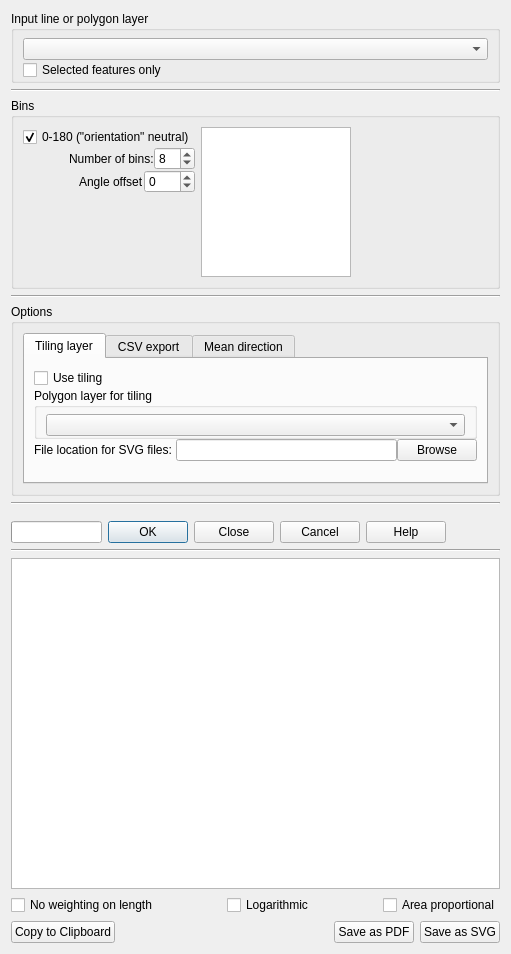
The window that linedirectionhistogram_dialog_base.ui (havatv/qgislinedirectionhistogramplugin) describes before a commit, drawn with Qt 5.
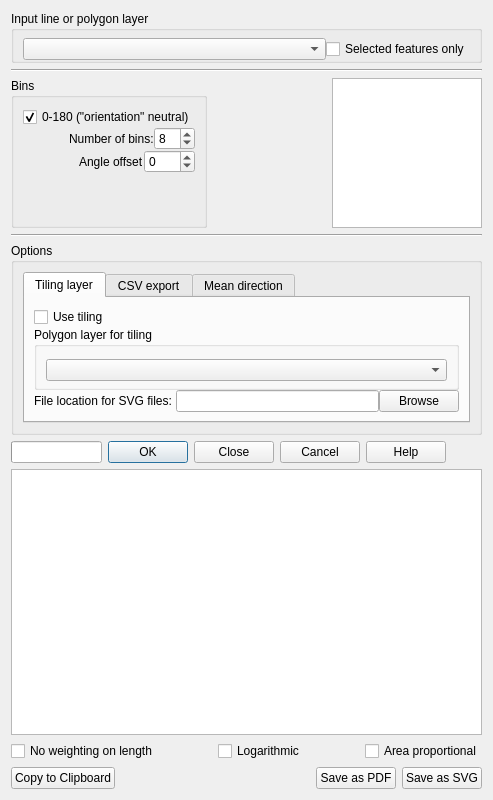
The same window after the commit.

Commit message: Fixed the user interface to make it work on smaller screens (#20) and updated to version 2.5

```diff
--- a/linedirectionhistogram_dialog_base.ui
+++ b/linedirectionhistogram_dialog_base.ui
@@ -6,8 +6,8 @@
    <rect>
     <x>0</x>
     <y>0</y>
-    <width>511</width>
-    <height>954</height>
+    <width>493</width>
+    <height>800</height>
    </rect>
   </property>
   <property name="windowTitle">
@@ -30,16 +30,33 @@
        <number>0</number>
       </property>
       <item>
-       <widget class="QComboBox" name="InputLayer"/>
+       <layout class="QHBoxLayout" name="horizontalLayout_10">
+        <item>
+         <widget class="QComboBox" name="InputLayer">
+          <property name="sizePolicy">
+           <sizepolicy hsizetype="Preferred" vsizetype="Fixed">
+            <horstretch>1</horstretch>
+            <verstretch>0</verstretch>
+           </sizepolicy>
+          </property>
+         </widget>
       </item>
       <item>
        <widget class="QCheckBox" name="selectedFeaturesCheckBox">
+          <property name="maximumSize">
+           <size>
+            <width>16777215</width>
+            <height>16777215</height>
+           </size>
+          </property>
         <property name="text">
          <string>Selected features only</string>
         </property>
        </widget>
       </item>
      </layout>
+      </item>
+     </layout>
     </widget>
    </item>
    <item>
@@ -50,14 +67,14 @@
     </widget>
    </item>
    <item>
+    <layout class="QHBoxLayout" name="horizontalLayout_11">
+     <item>
     <widget class="QGroupBox" name="groupBox_5">
      <property name="title">
       <string>Bins</string>
      </property>
      <layout class="QVBoxLayout" name="verticalLayout_7">
       <item>
-       <layout class="QHBoxLayout" name="horizontalLayout_3">
-        <item>
          <layout class="QVBoxLayout" name="verticalLayout_2">
           <property name="spacing">
            <number>0</number>
@@ -193,6 +210,22 @@
           </item>
          </layout>
         </item>
+       </layout>
+      </widget>
+     </item>
+     <item>
+      <spacer name="horizontalSpacer_3">
+       <property name="orientation">
+        <enum>Qt::Horizontal</enum>
+       </property>
+       <property name="sizeHint" stdset="0">
+        <size>
+         <width>10000</width>
+         <height>20</height>
+        </size>
+       </property>
+      </spacer>
+     </item>
         <item>
          <widget class="QGraphicsView" name="setupGraphicsView">
           <property name="sizePolicy">
@@ -221,23 +254,7 @@
           </property>
          </widget>
         </item>
-        <item>
-         <spacer name="horizontalSpacer_3">
-          <property name="orientation">
-           <enum>Qt::Horizontal</enum>
-          </property>
-          <property name="sizeHint" stdset="0">
-           <size>
-            <width>10000</width>
-            <height>20</height>
-           </size>
-          </property>
-         </spacer>
-        </item>
-       </layout>
-      </item>
-     </layout>
-    </widget>
+    </layout>
    </item>
    <item>
     <widget class="Line" name="line_3">
@@ -344,19 +361,6 @@
             </item>
            </layout>
           </item>
-          <item>
-           <spacer name="verticalSpacer_4">
-            <property name="orientation">
-             <enum>Qt::Vertical</enum>
-            </property>
-            <property name="sizeHint" stdset="0">
-             <size>
-              <width>20</width>
-              <height>10</height>
-             </size>
-            </property>
-           </spacer>
-          </item>
          </layout>
          <zorder></zorder>
          <zorder>verticalSpacer_4</zorder>
@@ -451,29 +455,6 @@
      </layout>
     </widget>
    </item>
-   <item>
-    <widget class="Line" name="line">
-     <property name="orientation">
-      <enum>Qt::Horizontal</enum>
-     </property>
-    </widget>
-   </item>
-   <item>
-    <spacer name="verticalSpacer">
-     <property name="orientation">
-      <enum>Qt::Vertical</enum>
-     </property>
-     <property name="sizeType">
-      <enum>QSizePolicy::Expanding</enum>
-     </property>
-     <property name="sizeHint" stdset="0">
-      <size>
-       <width>20</width>
-       <height>10</height>
-      </size>
-     </property>
-    </spacer>
-   </item>
    <item>
     <layout class="QHBoxLayout" name="horizontalLayout_4">
      <item>
@@ -511,13 +492,6 @@
      </item>
     </layout>
    </item>
-   <item>
-    <widget class="Line" name="line_2">
-     <property name="orientation">
-      <enum>Qt::Horizontal</enum>
-     </property>
-    </widget>
-   </item>
    <item>
     <widget class="QGraphicsView" name="histogramGraphicsView">
      <property name="sizePolicy">
@@ -528,8 +502,8 @@
      </property>
      <property name="minimumSize">
       <size>
-       <width>304</width>
-       <height>304</height>
+       <width>100</width>
+       <height>100</height>
       </size>
      </property>
      <property name="verticalScrollBarPolicy">
```
Left out of the diff: 1 changed line with no effect on the pictures. Lines whose indentation alone changed are shown as unchanged. The commit also changes 3 other files.
